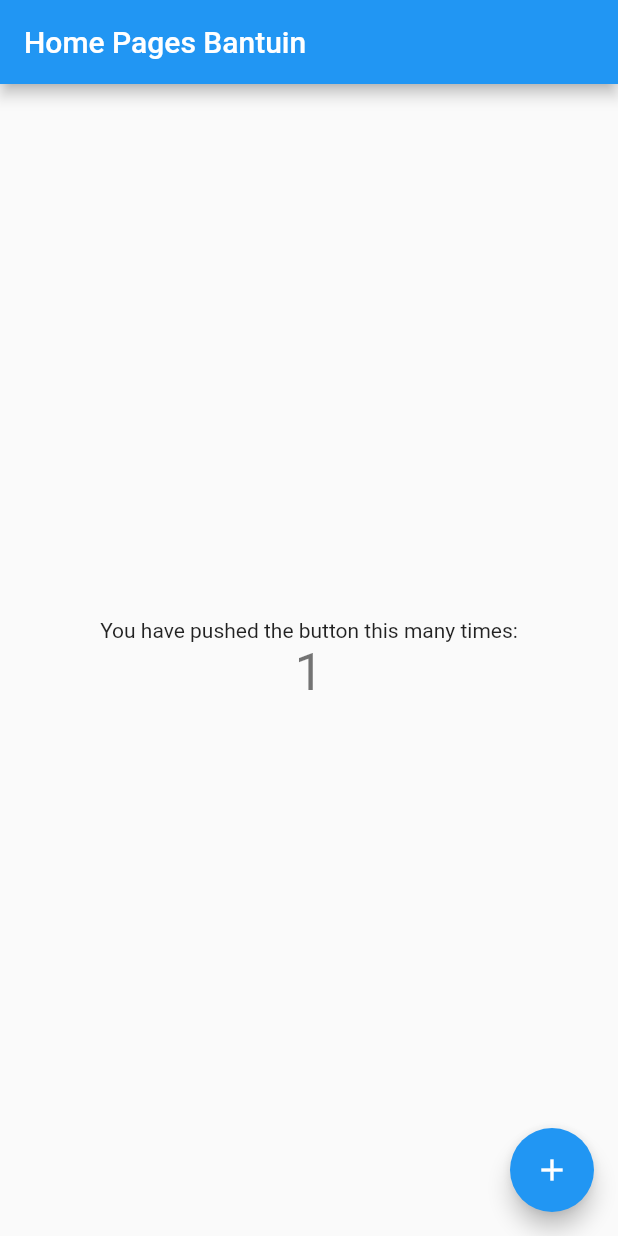
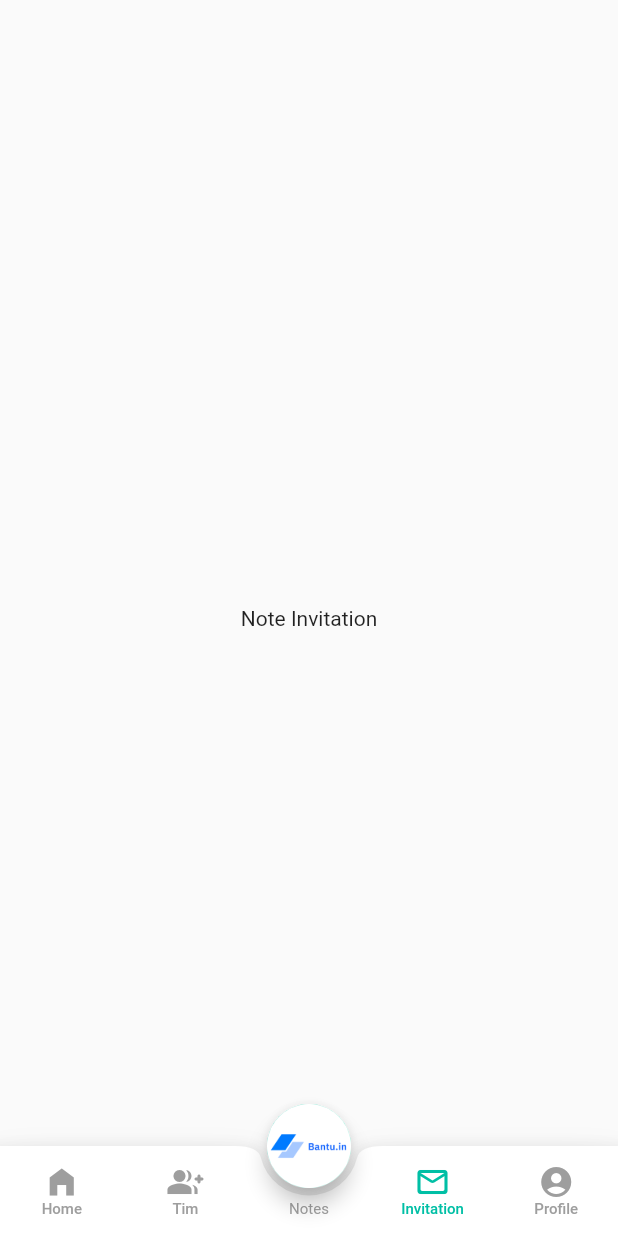
Before and after one commit to aazzizzz1/Bantu.in, a Flutter app: the HomePages screen opened directly, after a tap on the "add" icon, on a phone screen of 412 x 824 dp. Run offline on Flutter 3.47's test engine with Material 2 defaults, Android fonts, the light colour scheme and no system bars; Roboto replaces fonts that are missing (Poppins).

Commit message:
Commit Bottom Menu Navbar

```diff
--- a/lib/main.dart
+++ b/lib/main.dart
@@ -1,4 +1,5 @@
 import 'package:bantuin/screens/home/home_pages.dart';
+import 'package:bantuin/screens/splash/splash_screen.dart';
 import 'package:bantuin/utils/routes.dart';
 import 'package:flutter/material.dart';
 
@@ -18,7 +19,7 @@ class MyApp extends StatelessWidget {
       theme: ThemeData(
         primarySwatch: Colors.blue,
       ),
-      home: const HomePages(),
+      home: const SplashScreen(),
     );
   }
 }
--- a/lib/screens/home/home_pages.dart
+++ b/lib/screens/home/home_pages.dart
@@ -1,3 +1,5 @@
+import 'package:bantuin/screens/note/note_screen.dart';
+import 'package:bantuin/widgets/bottom_navigation/bottom_menu.dart';
 import 'package:flutter/material.dart';
 
 class HomePages extends StatefulWidget {
@@ -8,14 +10,6 @@ class HomePages extends StatefulWidget {
 }
 
 class _HomePagesState extends State<HomePages> {
-  int _counter = 0;
-
-  void _incrementCounter() {
-    setState(() {
-      _counter++;
-    });
-  }
-
   @override
   Widget build(BuildContext context) {
     return Scaffold(
@@ -30,17 +24,25 @@ class _HomePagesState extends State<HomePages> {
               'You have pushed the button this many times:',
             ),
             Text(
-              '$_counter',
-              style: Theme.of(context).textTheme.headlineMedium,
+              '0',
+              style: Theme.of(context).textTheme.headline4,
             ),
           ],
         ),
       ),
       floatingActionButton: FloatingActionButton(
-        onPressed: _incrementCounter,
+        heroTag: "btn2",
+        onPressed: () {
+          Navigator.push(context, MaterialPageRoute(builder: (context) {
+            return BottomMenu(
+              currentTab: 2,
+              currentScreen: NoteScreen(),
+            );
+          }));
+        },
         tooltip: 'Increment',
         child: const Icon(Icons.add),
-      ), // This trailing comma makes auto-formatting nicer for build methods.
+      ),
     );
   }
 }
--- /dev/null
+++ b/lib/screens/invitation/invitation_screen.dart
@@ -0,0 +1,20 @@
+import 'package:flutter/material.dart';
+
+class InvitationScreen extends StatefulWidget {
+  const InvitationScreen({super.key});
+
+  @override
+  State<InvitationScreen> createState() => _InvitationScreenState();
+}
+
+class _InvitationScreenState extends State<InvitationScreen> {
+  @override
+  Widget build(BuildContext context) {
+    return Container(
+      //create note screen text in middle
+      child: const Center(
+        child: Text('Note Invitation'),
+      ),
+    );
+  }
+}
--- /dev/null
+++ b/lib/widgets/bottom_navigation/bottom_menu.dart
@@ -0,0 +1,272 @@
+import 'package:bantuin/screens/note/note_screen.dart';
+import 'package:bantuin/widgets/bottom_navigation/list_menu.dart';
+import 'package:flutter/material.dart';
+import 'package:flutter/services.dart';
+
+class BottomMenu extends StatefulWidget {
+  BottomMenu({Key? key, required this.currentScreen, required this.currentTab})
+      : super(key: key);
+  Widget currentScreen;
+  int currentTab;
+
+  @override
+  State<BottomMenu> createState() =>
+      _BottomMenuState(currentTab: currentTab, currentScreen: currentScreen);
+}
+
+class _BottomMenuState extends State<BottomMenu> {
+  _BottomMenuState({required this.currentTab, required this.currentScreen});
+  Widget currentScreen;
+  int currentTab;
+
+  final PageStorageBucket bucket = PageStorageBucket();
+  late ListMenu statusLayar;
+
+  @override
+  void initState() {
+    // TODO: implement initState
+    statusLayar = ListMenu(currentTab, currentScreen);
+    super.initState();
+  }
+
+  @override
+  Widget build(BuildContext context) {
+    Size size = MediaQuery.of(context).size;
+    return WillPopScope(
+      onWillPop: () async {
+        final shouldpop = await showDialog<bool>(
+          context: context,
+          builder: (context) => AlertDialog(
+            shape: RoundedRectangleBorder(
+                borderRadius: BorderRadius.circular(10.0)),
+            title: const Text('Exit App'),
+            content: const Text('Are you sure to exit the app?'),
+            actionsAlignment: MainAxisAlignment.spaceBetween,
+            actions: [
+              TextButton(
+                onPressed: () => SystemNavigator.pop(),
+                child: Text(
+                  'Yes',
+                  style: TextStyle(
+                    color: Colors.tealAccent[700],
+                    fontWeight: FontWeight.bold,
+                  ),
+                ),
+              ),
+              TextButton(
+                onPressed: () => Navigator.pop(context, false),
+                child: Text(
+                  'No',
+                  style: TextStyle(
+                    color: Colors.tealAccent[700],
+                    fontWeight: FontWeight.bold,
+                  ),
+                ),
+              )
+            ],
+          ),
+        );
+        return shouldpop!;
+      },
+      child: Scaffold(
+        extendBody: true,
+        body: PageStorage(
+          child: statusLayar.screens[statusLayar.currentTab],
+          bucket: bucket,
+        ),
+        floatingActionButtonLocation: FloatingActionButtonLocation.centerDocked,
+        floatingActionButton: FloatingActionButton(
+          heroTag: "btnnotescreen",
+          backgroundColor: Colors.transparent,
+          child: Container(
+            height: 60,
+            width: 60,
+            decoration: BoxDecoration(
+              shape: BoxShape.circle,
+              gradient: LinearGradient(
+                colors: [
+                  Colors.tealAccent[700]!,
+                  Colors.tealAccent[400]!,
+                ],
+                begin: Alignment.centerLeft,
+                end: Alignment.centerRight,
+              ),
+            ),
+            child: Image.asset(
+              'lib/assets/images/logo.png',
+              height: 50,
+              width: 50,
+            ),
+          ),
+          onPressed: () {
+            Navigator.push((context),
+                MaterialPageRoute(builder: (context) => const NoteScreen()));
+          },
+        ),
+        bottomNavigationBar: BottomAppBar(
+          shape: const CircularNotchedRectangle(),
+          notchMargin: 5,
+          elevation: 10,
+          child: SizedBox(
+            height: 60,
+            child: Row(
+              mainAxisAlignment: MainAxisAlignment.spaceBetween,
+              children: <Widget>[
+                Row(
+                  children: [
+                    SizedBox(
+                      width: size.width * 0.2,
+                      child: MaterialButton(
+                        onPressed: () {
+                          setState(() {
+                            statusLayar.currentTab = 0;
+                            statusLayar.screens[0];
+                          });
+                        },
+                        child: Column(
+                          mainAxisAlignment: MainAxisAlignment.center,
+                          children: [
+                            Icon(
+                              Icons.home_filled,
+                              color: statusLayar.currentTab == 0
+                                  ? Colors.tealAccent[700]
+                                  : Colors.grey,
+                            ),
+                            Text(
+                              'Home',
+                              style: TextStyle(
+                                color: statusLayar.currentTab == 0
+                                    ? Colors.tealAccent[700]
+                                    : Colors.grey,
+                                fontFamily: 'Poppins',
+                                fontSize: 10,
+                              ),
+                            )
+                          ],
+                        ),
+                      ),
+                    ),
+                    SizedBox(
+                      width: size.width * 0.2,
+                      child: MaterialButton(
+                        onPressed: () {
+                          setState(() {
+                            statusLayar.currentTab = 1;
+                            statusLayar.screens[1];
+                          });
+                        },
+                        child: Column(
+                          mainAxisAlignment: MainAxisAlignment.center,
+                          children: [
+                            Icon(
+                              Icons.group_add_rounded,
+                              color: statusLayar.currentTab == 1
+                                  ? Colors.tealAccent[700]
+                                  : Colors.grey,
+                            ),
+                            Text(
+                              'Tim',
+                              style: TextStyle(
+                                color: statusLayar.currentTab == 1
+                                    ? Colors.tealAccent[700]
+                                    : Colors.grey,
+                                fontFamily: 'Poppins',
+                                fontSize: 10,
+                              ),
+                            )
+                          ],
+                        ),
+                      ),
+                    ),
+                  ],
+                ),
+                Container(
+                  margin: const EdgeInsets.only(top: 25),
+                  width: size.width * 0.2,
+                  alignment: Alignment.center,
+                  child: const Text(
+                    'Notes',
+                    style: TextStyle(
+                      fontFamily: 'Poppins',
+                      color: Colors.grey,
+                      fontSize: 10,
+                    ),
+                  ),
+                ),
+                Row(
+                  children: [
+                    SizedBox(
+                      width: size.width * 0.2,
+                      child: MaterialButton(
+                        onPressed: () {
+                          setState(() {
+                            statusLayar.currentTab = 2;
+                            statusLayar.screens[2];
+                          });
+                        },
+                        child: Column(
+                          mainAxisAlignment: MainAxisAlignment.center,
+                          children: [
+                            Icon(
+                              Icons.mail_outline_rounded,
+                              color: statusLayar.currentTab == 2
+                                  ? Colors.tealAccent[700]
+                                  : Colors.grey,
+                            ),
+                            Text(
+                              'Invitation',
+                              style: TextStyle(
+                                color: statusLayar.currentTab == 2
+                                    ? Colors.tealAccent[700]
+                                    : Colors.grey,
+                                fontFamily: 'Poppins',
+                                fontSize: 10,
+                              ),
+                            )
+                          ],
+                        ),
+                      ),
+                    ),
+                    SizedBox(
+                      width: size.width * 0.2,
+                      child: MaterialButton(
+                        minWidth: 10,
+                        onPressed: () {
+                          setState(() {
+                            statusLayar.currentTab = 3;
+                            statusLayar.screens[3];
+                          });
+                        },
+                        child: Column(
+                          mainAxisAlignment: MainAxisAlignment.center,
+                          children: [
+                            Icon(
+                              Icons.account_circle,
+                              color: statusLayar.currentTab == 3
+                                  ? Colors.tealAccent[700]
+                                  : Colors.grey,
+                            ),
+                            Text(
+                              'Profile',
+                              style: TextStyle(
+                                color: statusLayar.currentTab == 3
+                                    ? Colors.tealAccent[700]
+                                    : Colors.grey,
+                                fontFamily: 'Poppins',
+                                fontSize: 10,
+                              ),
+                            )
+                          ],
+                        ),
+                      ),
+                    ),
+                  ],
+                ),
+              ],
+            ),
+          ),
+        ),
+      ),
+    );
+  }
+}
--- /dev/null
+++ b/lib/widgets/bottom_navigation/list_menu.dart
@@ -0,0 +1,19 @@
+import 'package:bantuin/screens/home/home_pages.dart';
+import 'package:bantuin/screens/invitation/invitation_screen.dart';
+import 'package:bantuin/screens/profile/profile_screen.dart';
+import 'package:bantuin/screens/tim/tim_screen.dart';
+import 'package:flutter/cupertino.dart';
+
+class ListMenu{
+  int currentTab = 0;
+
+  ListMenu(int tab,Widget screen){
+    currentTab = tab;
+  }
+  final List<Widget> screens = [
+    const HomePages(),
+    const TimScreen(),
+    const InvitationScreen(),
+    const ProfileScreen(),
+  ];
+}
```
Also changed, not shown: lib/screens/note/note_screen.dart (added, +20 -0 lines), lib/screens/profile/profile_screen.dart (added, +20 -0 lines), lib/screens/splash/splash_screen.dart (+18 -1 lines), lib/screens/tim/tim_screen.dart (added, +20 -0 lines), lib/assets/images/logo.png, lib/screens/note/note.dart (deleted).
